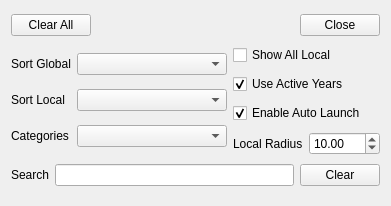
Above: src/resources/ERFilterArea.ui from IDREsandbox/vsim before the change. Below: the same form after it.
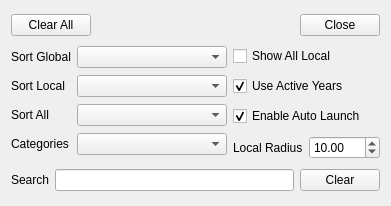
That is the form after the change.

Commit message: added er sort all, serialize sort settings

What changed in the file:
```diff
--- a/src/resources/ERFilterArea.ui
+++ b/src/resources/ERFilterArea.ui
@@ -78,8 +78,15 @@
    </item>
    <item row="1" column="0" rowspan="4">
     <layout class="QGridLayout" name="gridLayout">
-     <item row="2" column="1">
-      <widget class="QComboBox" name="categoriesBox">
+     <item row="1" column="0">
+      <widget class="QLabel" name="sort_local_label">
+       <property name="text">
+        <string>Sort Local</string>
+       </property>
+      </widget>
+     </item>
+     <item row="3" column="1">
+      <widget class="QComboBox" name="categories_box">
        <property name="minimumSize">
         <size>
          <width>150</width>
@@ -88,26 +95,13 @@
        </property>
       </widget>
      </item>
-     <item row="1" column="1">
-      <widget class="QComboBox" name="sortLocalBox"/>
-     </item>
-     <item row="2" column="0">
+     <item row="3" column="0">
       <widget class="QLabel" name="label_3">
        <property name="text">
         <string>Categories</string>
        </property>
       </widget>
      </item>
-     <item row="0" column="1">
-      <widget class="QComboBox" name="sortGlobalBox"/>
-     </item>
-     <item row="1" column="0">
-      <widget class="QLabel" name="label_7">
-       <property name="text">
-        <string>Sort Local</string>
-       </property>
-      </widget>
-     </item>
      <item row="0" column="0">
       <widget class="QLabel" name="label_6">
        <property name="text">
@@ -115,6 +109,22 @@
        </property>
       </widget>
      </item>
+     <item row="1" column="1">
+      <widget class="QComboBox" name="sort_local_box"/>
+     </item>
+     <item row="0" column="1">
+      <widget class="QComboBox" name="sort_global_box"/>
+     </item>
+     <item row="2" column="0">
+      <widget class="QLabel" name="sort_all_label">
+       <property name="text">
+        <string>Sort All</string>
+       </property>
+      </widget>
+     </item>
+     <item row="2" column="1">
+      <widget class="QComboBox" name="sort_all_box"/>
+     </item>
     </layout>
    </item>
    <item row="5" column="0" colspan="2">
```
Left out of the diff: 2 changed lines with no effect on the pictures. The commit also changes 11 other files.
